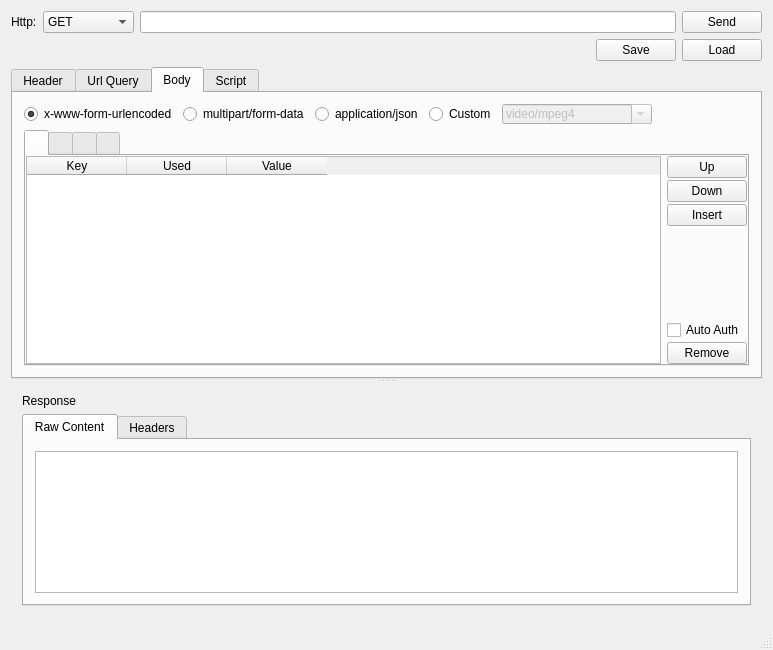
Old version of the form httppost.ui in the repository jadderbao/http-post-test.
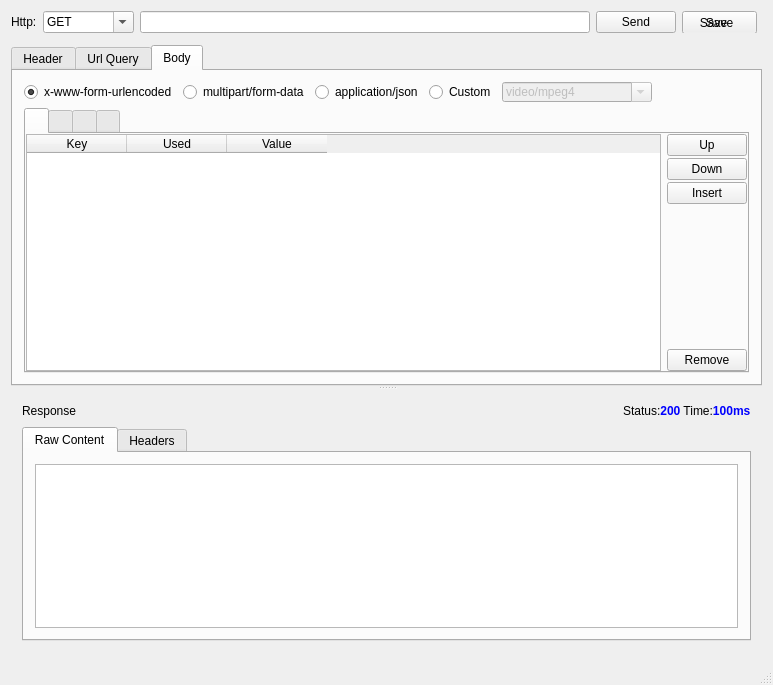
New version of the form. The open tabs and pages were chosen to show the change. Custom widgets are drawn as their Qt base class.

Commit message: add http status ui

What changed in the file:
```diff
--- a/httppost.ui
+++ b/httppost.ui
@@ -7,7 +7,7 @@
     <x>0</x>
     <y>0</y>
     <width>773</width>
-    <height>650</height>
+    <height>685</height>
    </rect>
   </property>
   <property name="windowTitle">
@@ -26,6 +26,15 @@
       </item>
       <item>
        <widget class="QComboBox" name="comboBoxVerb">
+        <property name="minimumSize">
+         <size>
+          <width>60</width>
+          <height>0</height>
+         </size>
+        </property>
+        <property name="editable">
+         <bool>true</bool>
+        </property>
         <item>
          <property name="text">
           <string>GET</string>
@@ -85,39 +94,68 @@
         </property>
        </widget>
       </item>
-     </layout>
-    </item>
-    <item>
-     <layout class="QHBoxLayout" name="horizontalLayout_7">
       <item>
-       <spacer name="horizontalSpacer">
-        <property name="orientation">
-         <enum>Qt::Horizontal</enum>
-        </property>
-        <property name="sizeHint" stdset="0">
+       <widget class="QWidget" name="widget_2" native="true">
+        <property name="minimumSize">
          <size>
-          <width>40</width>
-          <height>20</height>
+          <width>80</width>
+          <height>0</height>
          </size>
         </property>
-       </spacer>
-      </item>
-      <item>
-       <widget class="QPushButton" name="pushButtonSave">
-        <property name="text">
-         <string>Save</string>
-        </property>
-       </widget>
-      </item>
-      <item>
-       <widget class="QPushButton" name="pushButtonLoad">
-        <property name="text">
-         <string>Load</string>
-        </property>
+        <widget class="QPushButton" name="pushButtonSaveMenu">
+         <property name="geometry">
+          <rect>
+           <x>0</x>
+           <y>0</y>
+           <width>75</width>
+           <height>23</height>
+          </rect>
+         </property>
+         <property name="text">
+          <string>Save</string>
+         </property>
+         <property name="checkable">
+          <bool>false</bool>
+         </property>
+         <property name="autoDefault">
+          <bool>false</bool>
+         </property>
+         <property name="default">
+          <bool>false</bool>
+         </property>
+         <property name="flat">
+          <bool>false</bool>
+         </property>
+        </widget>
+        <widget class="QPushButton" name="pushButtonSave">
+         <property name="geometry">
+          <rect>
+           <x>1</x>
+           <y>0</y>
+           <width>61</width>
+           <height>23</height>
+          </rect>
+         </property>
+         <property name="maximumSize">
+          <size>
+           <width>16777215</width>
+           <height>16777215</height>
+          </size>
+         </property>
+         <property name="text">
+          <string>Save</string>
+         </property>
+         <property name="flat">
+          <bool>true</bool>
+         </property>
+        </widget>
        </widget>
       </item>
      </layout>
     </item>
+    <item>
+     <widget class="QWidget" name="widget" native="true"/>
+    </item>
     <item>
      <widget class="QSplitter" name="splitter">
       <property name="orientation">
@@ -264,13 +302,6 @@
              </property>
             </spacer>
            </item>
-           <item>
-            <widget class="QCheckBox" name="checkBoxAutoUCenterAuthentication_2">
-             <property name="text">
-              <string>Auto Auth</string>
-             </property>
-            </widget>
-           </item>
            <item>
             <widget class="QPushButton" name="pushButtonQueryRemove">
              <property name="text">
@@ -373,7 +404,7 @@
             <bool>false</bool>
            </property>
            <property name="currentIndex">
-            <number>3</number>
+            <number>0</number>
            </property>
            <widget class="QWidget" name="tabWidgetPostBodyPageUrlEncode">
             <attribute name="title">
@@ -456,13 +487,6 @@
                  </property>
                 </spacer>
                </item>
-               <item>
-                <widget class="QCheckBox" name="checkBoxAutoUCenterAuthentication">
-                 <property name="text">
-                  <string>Auto Auth</string>
-                 </property>
-                </widget>
-               </item>
                <item>
                 <widget class="QPushButton" name="pushButtonRemove">
                  <property name="text">
@@ -790,20 +814,48 @@
          </item>
         </layout>
        </widget>
-       <widget class="QWidget" name="tabScript">
-        <attribute name="title">
-         <string>Script</string>
-        </attribute>
-       </widget>
       </widget>
       <widget class="QWidget" name="layoutWidget">
        <layout class="QVBoxLayout" name="verticalLayout_4">
         <item>
-         <widget class="QLabel" name="labelResponse">
-          <property name="text">
-           <string>Response</string>
-          </property>
-         </widget>
+         <layout class="QHBoxLayout" name="horizontalLayout_11">
+          <item>
+           <widget class="QLabel" name="labelResponse">
+            <property name="sizePolicy">
+             <sizepolicy hsizetype="Maximum" vsizetype="Preferred">
+              <horstretch>0</horstretch>
+              <verstretch>0</verstretch>
+             </sizepolicy>
+            </property>
+            <property name="text">
+             <string>Response</string>
+            </property>
+           </widget>
+          </item>
+          <item>
+           <spacer name="horizontalSpacer_5">
+            <property name="orientation">
+             <enum>Qt::Horizontal</enum>
+            </property>
+            <property name="sizeHint" stdset="0">
+             <size>
+              <width>40</width>
+              <height>20</height>
+             </size>
+            </property>
+           </spacer>
+          </item>
+          <item>
+           <widget class="QLabel" name="labelStatus">
+            <property name="text">
+             <string>Status:&lt;span style=&quot; font-size:9pt; font-weight:600; color:#0000ff;&quot;&gt;200&lt;/span&gt; Time:&lt;span style=&quot; font-size:9pt; font-weight:600; color:#0000ff;&quot;&gt;100ms&lt;/span&gt;</string>
+            </property>
+            <property name="textFormat">
+             <enum>Qt::RichText</enum>
+            </property>
+           </widget>
+          </item>
+         </layout>
         </item>
         <item>
          <widget class="QTabWidget" name="tabWidgetResponse">
```
The commit also changes 6 other files.
